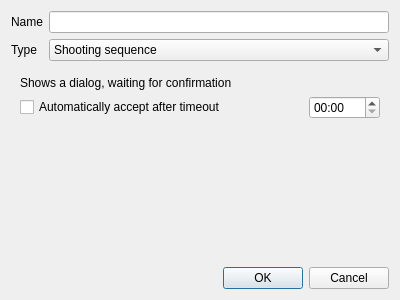
First picture: the form in src/ui/addsequenceitem.ui, repository Edlward/GalaxyHunter, before the edit.
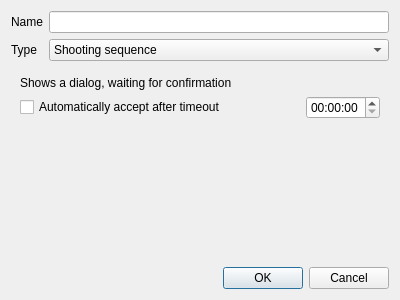
Second picture: the form after the edit.

Commit message: dialog for running pause events

The edit to the form file:
```diff
--- a/src/ui/addsequenceitem.ui
+++ b/src/ui/addsequenceitem.ui
@@ -72,7 +72,7 @@
        <item row="1" column="2">
         <widget class="QTimeEdit" name="auto_accept_timeout">
          <property name="displayFormat">
-          <string>HH:mm</string>
+          <string>HH:mm:ss</string>
          </property>
         </widget>
        </item>
```
The commit also changes 1 other file.
